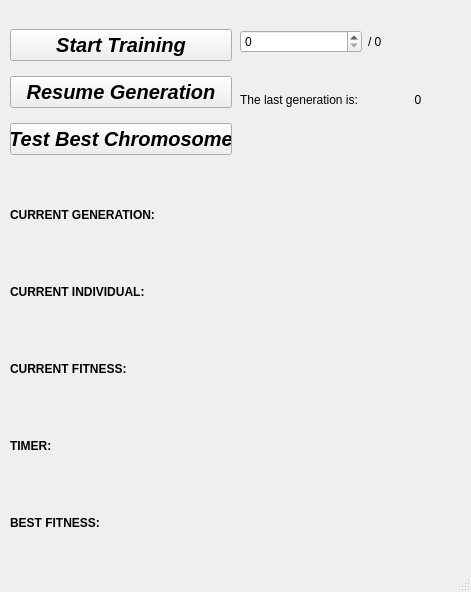
This is evolutionary_robots/obstacle_avoidance/gui/evolution_robot.ui in TheRoboticsClub/colab-gsoc2020-Sakshay_Mahna as Qt 5 draws it before an edit. The edited form follows.
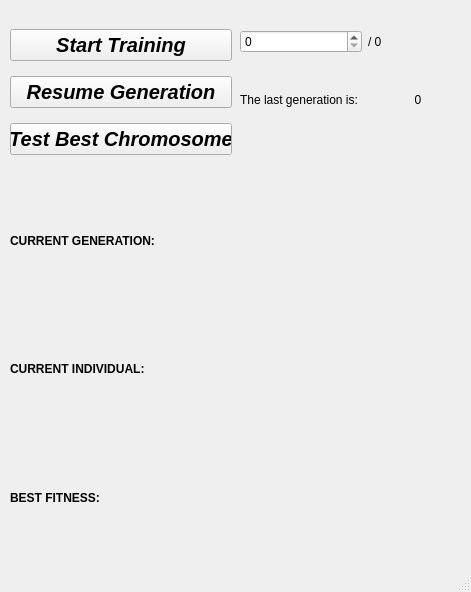
This is the edited form.

What changed in the file:
```diff
--- a/evolutionary_robots/obstacle_avoidance/gui/evolution_robot.ui
+++ b/evolutionary_robots/obstacle_avoidance/gui/evolution_robot.ui
@@ -49,20 +49,6 @@
        </property>
       </widget>
      </item>
-     <item>
-      <widget class="QLabel" name="fitness">
-       <property name="text">
-        <string>&lt;html&gt;&lt;head/&gt;&lt;body&gt;&lt;p&gt;&lt;span style=&quot; font-weight:600;&quot;&gt;CURRENT FITNESS:&lt;/span&gt;&lt;/p&gt;&lt;/body&gt;&lt;/html&gt;</string>
-       </property>
-      </widget>
-     </item>
-     <item>
-      <widget class="QLabel" name="timer">
-       <property name="text">
-        <string>&lt;html&gt;&lt;head/&gt;&lt;body&gt;&lt;p&gt;&lt;span style=&quot; font-weight:600;&quot;&gt;TIMER: &lt;/span&gt;&lt;/p&gt;&lt;/body&gt;&lt;/html&gt;</string>
-       </property>
-      </widget>
-     </item>
      <item>
       <widget class="QLabel" name="best_fitness">
        <property name="text">
```
Left out of the diff: 14 changed lines with no effect on the pictures.
